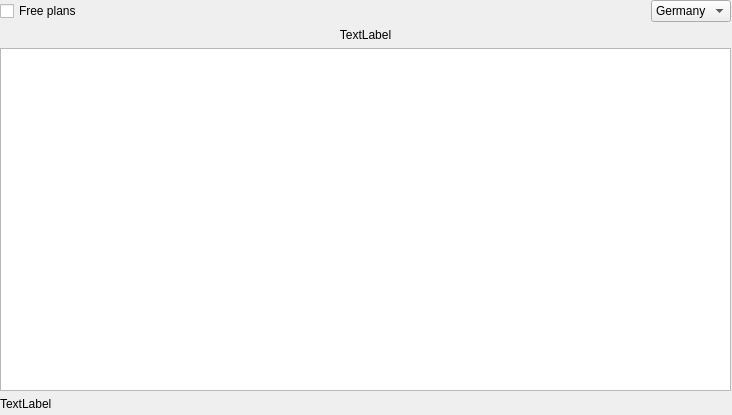
nextcloud/gsoc_client, file src/gui/wizard/owncloudproviderlistpage.ui: the form before one commit.
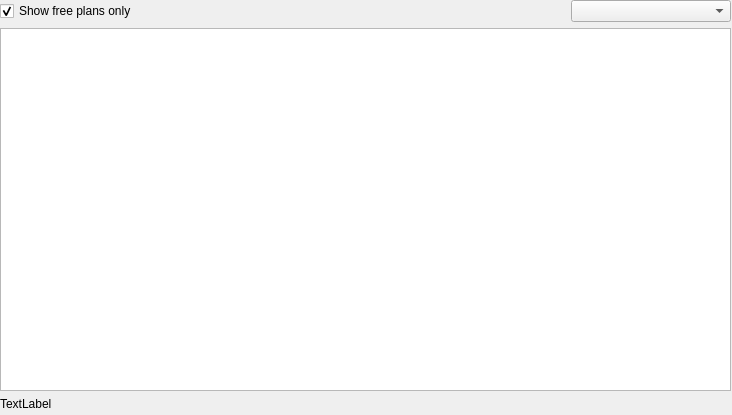
The form after the commit.

```diff
--- a/src/gui/wizard/owncloudproviderlistpage.ui
+++ b/src/gui/wizard/owncloudproviderlistpage.ui
@@ -40,7 +40,10 @@
       <item>
        <widget class="QCheckBox" name="freePlans">
         <property name="text">
-         <string>Free plans</string>
+         <string>Show free plans only</string>
+        </property>
+        <property name="checked">
+         <bool>true</bool>
         </property>
        </widget>
       </item>
@@ -59,42 +62,25 @@
       </item>
       <item>
        <widget class="QComboBox" name="country">
-        <item>
-         <property name="text">
-          <string>Germany</string>
-         </property>
-        </item>
-        <item>
-         <property name="text">
-          <string>USA</string>
-         </property>
-        </item>
+        <property name="sizePolicy">
+         <sizepolicy hsizetype="Maximum" vsizetype="Fixed">
+          <horstretch>0</horstretch>
+          <verstretch>0</verstretch>
+         </sizepolicy>
+        </property>
+        <property name="minimumSize">
+         <size>
+          <width>160</width>
+          <height>0</height>
+         </size>
+        </property>
+        <property name="insertPolicy">
+         <enum>QComboBox::InsertAlphabetically</enum>
+        </property>
        </widget>
       </item>
      </layout>
     </item>
-    <item>
-     <widget class="QLabel" name="topLabel">
-      <property name="sizePolicy">
-       <sizepolicy hsizetype="Preferred" vsizetype="Fixed">
-        <horstretch>0</horstretch>
-        <verstretch>0</verstretch>
-       </sizepolicy>
-      </property>
-      <property name="text">
-       <string>TextLabel</string>
-      </property>
-      <property name="textFormat">
-       <enum>Qt::RichText</enum>
-      </property>
-      <property name="alignment">
-       <set>Qt::AlignCenter</set>
-      </property>
-      <property name="wordWrap">
-       <bool>true</bool>
-      </property>
-     </widget>
-    </item>
     <item>
      <widget class="QListWidget" name="listWidget">
       <property name="focusPolicy">
```
